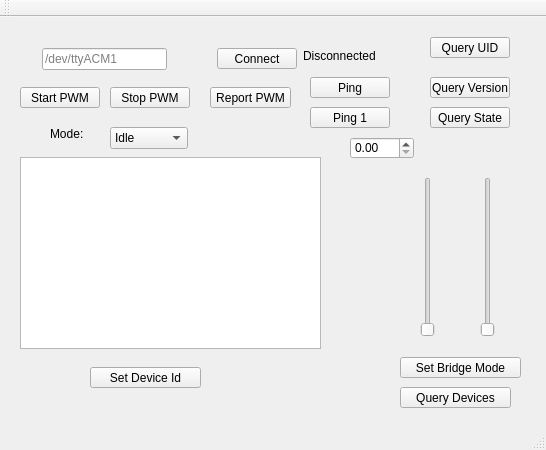
The window that Bark/mainwindow.ui (craftit/DogBotSoftware) describes before a commit, drawn with Qt 5.
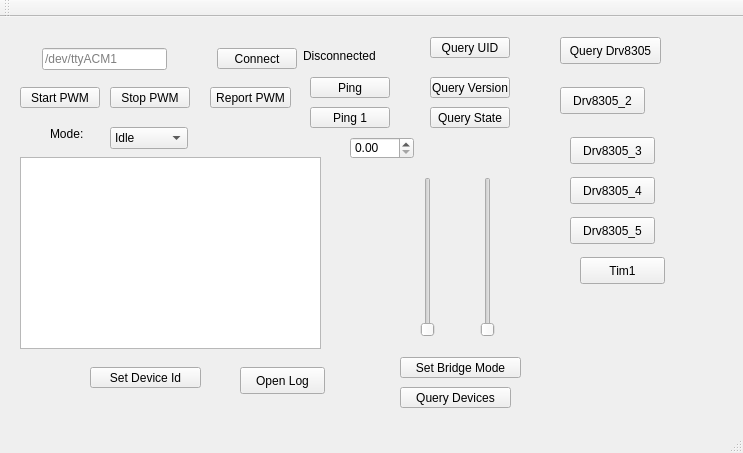
The same window after the commit.

Diff of the .ui file:
```diff
--- a/Bark/mainwindow.ui
+++ b/Bark/mainwindow.ui
@@ -6,8 +6,8 @@
    <rect>
     <x>0</x>
     <y>0</y>
-    <width>546</width>
-    <height>450</height>
+    <width>743</width>
+    <height>453</height>
    </rect>
   </property>
   <property name="windowTitle">
@@ -296,6 +296,97 @@
      <string>Set Device Id</string>
     </property>
    </widget>
+   <widget class="QPushButton" name="pushButtonOpenLog">
+    <property name="geometry">
+     <rect>
+      <x>240</x>
+      <y>350</y>
+      <width>85</width>
+      <height>27</height>
+     </rect>
+    </property>
+    <property name="text">
+     <string>Open Log</string>
+    </property>
+   </widget>
+   <widget class="QPushButton" name="pushButtonQueryState">
+    <property name="geometry">
+     <rect>
+      <x>560</x>
+      <y>20</y>
+      <width>101</width>
+      <height>27</height>
+     </rect>
+    </property>
+    <property name="text">
+     <string>Query Drv8305</string>
+    </property>
+   </widget>
+   <widget class="QPushButton" name="pushButtonDrv8305_2">
+    <property name="geometry">
+     <rect>
+      <x>560</x>
+      <y>70</y>
+      <width>85</width>
+      <height>27</height>
+     </rect>
+    </property>
+    <property name="text">
+     <string>Drv8305_2</string>
+    </property>
+   </widget>
+   <widget class="QPushButton" name="pushButtonDrv8305_3">
+    <property name="geometry">
+     <rect>
+      <x>570</x>
+      <y>120</y>
+      <width>85</width>
+      <height>27</height>
+     </rect>
+    </property>
+    <property name="text">
+     <string>Drv8305_3</string>
+    </property>
+   </widget>
+   <widget class="QPushButton" name="pushButtonDrv8305_4">
+    <property name="geometry">
+     <rect>
+      <x>570</x>
+      <y>160</y>
+      <width>85</width>
+      <height>27</height>
+     </rect>
+    </property>
+    <property name="text">
+     <string>Drv8305_4</string>
+    </property>
+   </widget>
+   <widget class="QPushButton" name="pushButtonDrv8305_5">
+    <property name="geometry">
+     <rect>
+      <x>570</x>
+      <y>200</y>
+      <width>85</width>
+      <height>27</height>
+     </rect>
+    </property>
+    <property name="text">
+     <string>Drv8305_5</string>
+    </property>
+   </widget>
+   <widget class="QPushButton" name="pushButtonTim1">
+    <property name="geometry">
+     <rect>
+      <x>580</x>
+      <y>240</y>
+      <width>85</width>
+      <height>27</height>
+     </rect>
+    </property>
+    <property name="text">
+     <string>Tim1</string>
+    </property>
+   </widget>
   </widget>
   <widget class="QMenuBar" name="menuBar">
    <property name="geometry">
```
Left out of the diff: 4 changed lines with no effect on the pictures.
